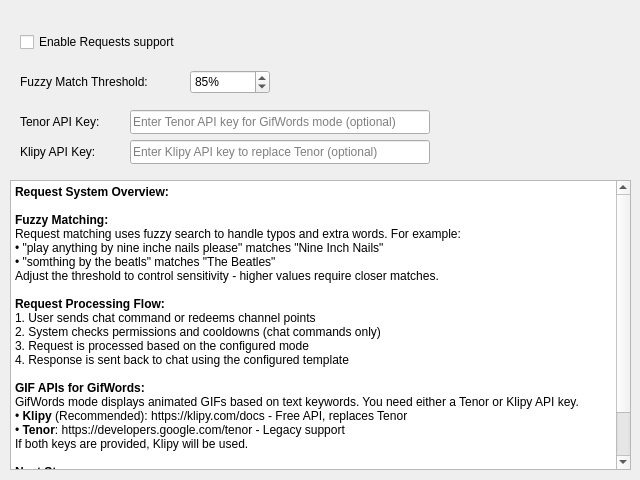
whatsnowplaying/whats-now-playing, file nowplaying/resources/ui/requests_settings.ui: the form before one commit.
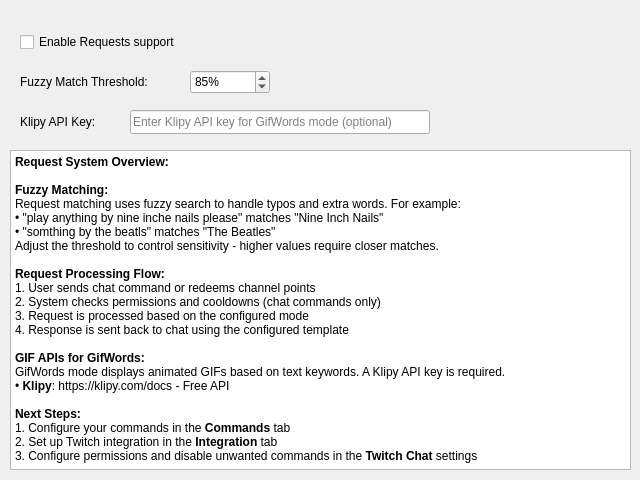
The form after the commit.

Commit message:
Remove Tenor support, update requirements, add template SHAs
* Remove Tenor GIF support; Klipy is now the only GIF provider
* Expand PySide6 !=6.5.* wildcard to explicit version exclusions
* Bump PySide6 upper bound to <6.12.0
* Bump charset-normalizer to 3.4.7
* Add 5.2.0-preview1 SHA entries for new WebGL and fanart templates

Patch:
```diff
--- a/nowplaying/resources/ui/requests_settings.ui
+++ b/nowplaying/resources/ui/requests_settings.ui
@@ -64,40 +64,11 @@
     <string>Minimum similarity score for fuzzy matching (50-100%). Higher values require closer matches.</string>
    </property>
   </widget>
-  <widget class="QLabel" name="tenor_key_label">
-   <property name="geometry">
-    <rect>
-     <x>20</x>
-     <y>110</y>
-     <width>100</width>
-     <height>24</height>
-    </rect>
-   </property>
-   <property name="text">
-    <string>Tenor API Key:</string>
-   </property>
-  </widget>
-  <widget class="QLineEdit" name="tenor_key_lineedit">
-   <property name="geometry">
-    <rect>
-     <x>130</x>
-     <y>110</y>
-     <width>300</width>
-     <height>24</height>
-    </rect>
-   </property>
-   <property name="placeholderText">
-    <string>Enter Tenor API key for GifWords mode (optional)</string>
-   </property>
-   <property name="toolTip">
-    <string>API key from Google Tenor (https://developers.google.com/tenor). Required for GifWords request mode.</string>
-   </property>
-  </widget>
   <widget class="QLabel" name="klipy_key_label">
    <property name="geometry">
     <rect>
      <x>20</x>
-     <y>140</y>
+     <y>110</y>
      <width>100</width>
      <height>24</height>
     </rect>
@@ -110,13 +81,13 @@
    <property name="geometry">
     <rect>
      <x>130</x>
-     <y>140</y>
+     <y>110</y>
      <width>300</width>
      <height>24</height>
     </rect>
    </property>
    <property name="placeholderText">
-    <string>Enter Klipy API key to replace Tenor (optional)</string>
+    <string>Enter Klipy API key for GifWords mode (optional)</string>
    </property>
    <property name="toolTip">
     <string>API key from Klipy (https://klipy.com/docs). If provided, Klipy will be used instead of Tenor.</string>
@@ -126,9 +97,9 @@
    <property name="geometry">
     <rect>
      <x>10</x>
-     <y>180</y>
+     <y>150</y>
      <width>621</width>
-     <height>290</height>
+     <height>320</height>
     </rect>
    </property>
    <property name="html">
@@ -154,10 +125,8 @@
 &lt;p style=&quot;margin-top:0px; margin-bottom:0px; margin-left:0px; margin-right:0px; -qt-block-indent:0; text-indent:0px&quot;&gt;4. Response is sent back to chat using the configured template&lt;/p&gt;
 &lt;p style=&quot;-qt-paragraph-type:empty; margin-top:0px; margin-bottom:0px; margin-left:0px; margin-right:0px; -qt-block-indent:0; text-indent:0px&quot;&gt;&lt;br /&gt;&lt;/p&gt;
 &lt;p style=&quot;margin-top:0px; margin-bottom:0px; margin-left:0px; margin-right:0px; -qt-block-indent:0; text-indent:0px&quot;&gt;&lt;span style=&quot;font-weight: 600&quot;&gt;GIF APIs for GifWords:&lt;/span&gt;&lt;/p&gt;
-&lt;p style=&quot;margin-top:0px; margin-bottom:0px; margin-left:0px; margin-right:0px; -qt-block-indent:0; text-indent:0px&quot;&gt;GifWords mode displays animated GIFs based on text keywords. You need either a Tenor or Klipy API key.&lt;/p&gt;
-&lt;p style=&quot;margin-top:0px; margin-bottom:0px; margin-left:0px; margin-right:0px; -qt-block-indent:0; text-indent:0px&quot;&gt;• &lt;span style=&quot;font-weight: 600&quot;&gt;Klipy&lt;/span&gt; (Recommended): https://klipy.com/docs - Free API, replaces Tenor&lt;/p&gt;
-&lt;p style=&quot;margin-top:0px; margin-bottom:0px; margin-left:0px; margin-right:0px; -qt-block-indent:0; text-indent:0px&quot;&gt;• &lt;span style=&quot;font-weight: 600&quot;&gt;Tenor&lt;/span&gt;: https://developers.google.com/tenor - Legacy support&lt;/p&gt;
-&lt;p style=&quot;margin-top:0px; margin-bottom:0px; margin-left:0px; margin-right:0px; -qt-block-indent:0; text-indent:0px&quot;&gt;If both keys are provided, Klipy will be used.&lt;/p&gt;
+&lt;p style=&quot;margin-top:0px; margin-bottom:0px; margin-left:0px; margin-right:0px; -qt-block-indent:0; text-indent:0px&quot;&gt;GifWords mode displays animated GIFs based on text keywords. A Klipy API key is required.&lt;/p&gt;
+&lt;p style=&quot;margin-top:0px; margin-bottom:0px; margin-left:0px; margin-right:0px; -qt-block-indent:0; text-indent:0px&quot;&gt;• &lt;span style=&quot;font-weight: 600&quot;&gt;Klipy&lt;/span&gt;: https://klipy.com/docs - Free API&lt;/p&gt;
 &lt;p style=&quot;-qt-paragraph-type:empty; margin-top:0px; margin-bottom:0px; margin-left:0px; margin-right:0px; -qt-block-indent:0; text-indent:0px&quot;&gt;&lt;br /&gt;&lt;/p&gt;
 &lt;p style=&quot;margin-top:0px; margin-bottom:0px; margin-left:0px; margin-right:0px; -qt-block-indent:0; text-indent:0px&quot;&gt;&lt;span style=&quot;font-weight: 600&quot;&gt;Next Steps:&lt;/span&gt;&lt;/p&gt;
 &lt;p style=&quot;margin-top:0px; margin-bottom:0px; margin-left:0px; margin-right:0px; -qt-block-indent:0; text-indent:0px&quot;&gt;1. Configure your commands in the &lt;span style=&quot;font-weight: 600&quot;&gt;Commands&lt;/span&gt; tab&lt;/p&gt;
```
Left out of the diff: 2 changed lines with no effect on the pictures. The commit also changes 9 other files.
